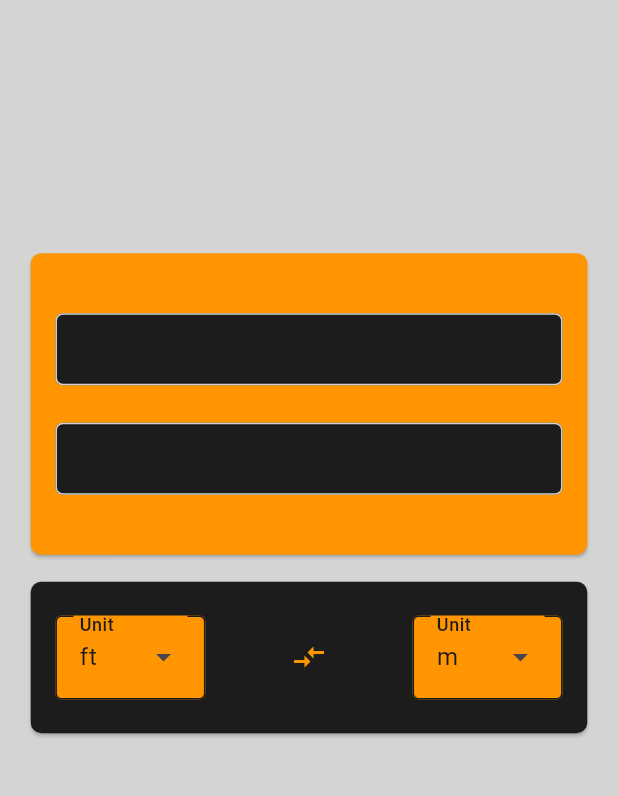
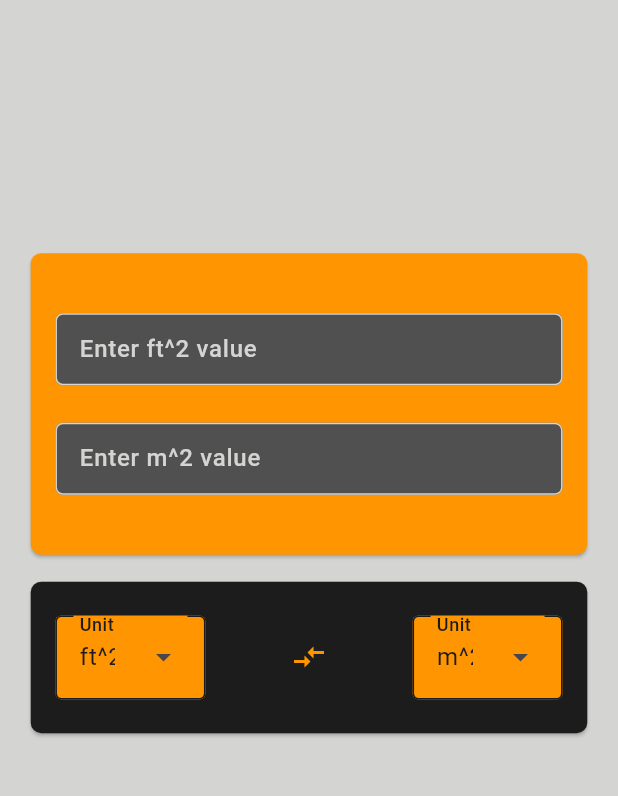
Before and after one commit to m-mhe/value_converter, a Flutter app: the AreaUnits screen opened directly, on a phone screen of 412 x 824 dp, the part 84-880 px from its top. Run offline on Flutter 3.47's test engine with Material 3 defaults, Android fonts, the light colour scheme and no system bars.

Commit message:
some changes have applyed

```diff
--- a/lib/ui/screen/area_units.dart
+++ b/lib/ui/screen/area_units.dart
@@ -11,6 +11,13 @@ class AreaUnits extends StatefulWidget {
 }
 
 class AreaUnitsState extends State<AreaUnits> {
+  @override
+  void initState() {
+    super.initState();
+    _oneCurrentStateForTF = 5;
+    _twoCurrentStateForTF = 3;
+  }
+
   @override
   Widget build(BuildContext context) {
     // TODO: implement build
@@ -40,25 +47,32 @@ class AreaUnitsState extends State<AreaUnits> {
                     child: Column(
                       children: [
                         TextField(
+                          onChanged: _onChangeOne,
+                          controller: _oneTEC,
                           keyboardType: TextInputType.number,
                           cursorColor: AppColor.primaryColor,
                           style: const TextStyle(
                               color: AppColor.primaryColor,
                               fontWeight: FontWeight.w500),
                           decoration: InputDecoration(
-                              fillColor: AppColor.secondaryColor),
+                              fillColor: AppColor.thirdColor,
+                              suffixText: _oneUnitsForTF[_oneCurrentStateForTF],
+                              labelText: 'Enter ${_oneUnitsForTF[_oneCurrentStateForTF]} value'),
                         ),
                         SizedBox(
                           height: 25,
                         ),
                         TextField(
+                          onChanged: _onChangeTwo,
+                          controller: _twoTEC,
                           keyboardType: TextInputType.number,
                           cursorColor: AppColor.primaryColor,
                           style: const TextStyle(
                               color: AppColor.primaryColor,
                               fontWeight: FontWeight.w500),
-                          decoration: InputDecoration(
-                              fillColor: AppColor.secondaryColor),
+                          decoration:
+                              InputDecoration(fillColor: AppColor.thirdColor, suffixText: _twoUnitsForTF[_twoCurrentStateForTF],
+                                  labelText: 'Enter ${_twoUnitsForTF[_twoCurrentStateForTF]} value'),
                         )
                       ],
                     ),
@@ -79,7 +93,13 @@ class AreaUnitsState extends State<AreaUnits> {
                       mainAxisAlignment: MainAxisAlignment.spaceBetween,
                       children: [
                         DropdownMenu(
-                          initialSelection: 5,
+                            initialSelection: _oneCurrentStateForTF,
+                            onSelected: (v) {
+                              _oneTEC.clear();
+                              _twoTEC.clear();
+                              _oneCurrentStateForTF = v!;
+                              setState(() {});
+                            },
                             width: 100,
                             menuHeight: 150,
                             inputDecorationTheme: InputDecorationTheme(
@@ -91,23 +111,48 @@ class AreaUnitsState extends State<AreaUnits> {
                             label: Text(
                               "Select an Unit",
                               textAlign: TextAlign.start,
-                              style: TextStyle(color: AppColor.secondaryColor, fontWeight: FontWeight.w500),
+                              style: TextStyle(
+                                  color: AppColor.secondaryColor,
+                                  fontWeight: FontWeight.w500),
                             ),
                             dropdownMenuEntries: [
-                              DropdownMenuEntry(value: 0, label: 'mm'),
-                              DropdownMenuEntry(value: 1, label: 'cm'),
-                              DropdownMenuEntry(value: 2, label: 'dm'),
-                              DropdownMenuEntry(value: 3, label: 'm'),
-                              DropdownMenuEntry(value: 4, label: 'inch'),
-                              DropdownMenuEntry(value: 5, label: 'ft'),
-                              DropdownMenuEntry(value: 6, label: 'yd'),
-                              DropdownMenuEntry(value: 7, label: 'yd'),
-                              DropdownMenuEntry(value: 8, label: 'yd'),
-                              DropdownMenuEntry(value: 9, label: 'yd'),
+                              DropdownMenuEntry(
+                                  value: 0, label: _oneUnitsForTF[0]),
+                              DropdownMenuEntry(
+                                  value: 1, label: _oneUnitsForTF[1]),
+                              DropdownMenuEntry(
+                                  value: 2, label: _oneUnitsForTF[2]),
+                              DropdownMenuEntry(
+                                  value: 3, label: _oneUnitsForTF[3]),
+                              DropdownMenuEntry(
+                                  value: 4, label: _oneUnitsForTF[4]),
+                              DropdownMenuEntry(
+                                  value: 5, label: _oneUnitsForTF[5]),
+                              DropdownMenuEntry(
+                                  value: 6, label: _oneUnitsForTF[6]),
+                              DropdownMenuEntry(
+                                  value: 7, label: _oneUnitsForTF[7]),
+                              DropdownMenuEntry(
+                                  value: 8, label: _oneUnitsForTF[8]),
+                              DropdownMenuEntry(
+                                  value: 9, label: _oneUnitsForTF[9]),
+                              DropdownMenuEntry(
+                                  value: 10, label: _oneUnitsForTF[10]),
+                              DropdownMenuEntry(
+                                  value: 11, label: _oneUnitsForTF[11]),
                             ]),
-                        Icon(Icons.compare_arrows,color: AppColor.accentColor,),
+                        Icon(
+                          Icons.compare_arrows,
+                          color: AppColor.accentColor,
+                        ),
                         DropdownMenu(
-                          initialSelection: 3,
+                            initialSelection: _twoCurrentStateForTF,
+                            onSelected: (v) {
+                              _oneTEC.clear();
+                              _twoTEC.clear();
+                              _twoCurrentStateForTF = v!;
+                              setState(() {});
+                            },
                             width: 100,
                             menuHeight: 150,
                             inputDecorationTheme: InputDecorationTheme(
@@ -119,19 +164,35 @@ class AreaUnitsState extends State<AreaUnits> {
                             label: Text(
                               "Select an Unit",
                               textAlign: TextAlign.start,
-                              style: TextStyle(color: AppColor.secondaryColor, fontWeight: FontWeight.w500),
+                              style: TextStyle(
+                                  color: AppColor.secondaryColor,
+                                  fontWeight: FontWeight.w500),
                             ),
                             dropdownMenuEntries: [
-                              DropdownMenuEntry(value: 0, label: 'mm'),
-                              DropdownMenuEntry(value: 1, label: 'cm'),
-                              DropdownMenuEntry(value: 2, label: 'dm'),
-                              DropdownMenuEntry(value: 3, label: 'm'),
-                              DropdownMenuEntry(value: 4, label: 'inch'),
-                              DropdownMenuEntry(value: 5, label: 'ft'),
-                              DropdownMenuEntry(value: 6, label: 'yd'),
-                              DropdownMenuEntry(value: 7, label: 'yd'),
-                              DropdownMenuEntry(value: 8, label: 'yd'),
-                              DropdownMenuEntry(value: 9, label: 'yd'),
+                              DropdownMenuEntry(
+                                  value: 0, label: _twoUnitsForTF[0]),
+                              DropdownMenuEntry(
+                                  value: 1, label: _twoUnitsForTF[1]),
+                              DropdownMenuEntry(
+                                  value: 2, label: _twoUnitsForTF[2]),
+                              DropdownMenuEntry(
+                                  value: 3, label: _twoUnitsForTF[3]),
+                              DropdownMenuEntry(
+                                  value: 4, label: _twoUnitsForTF[4]),
+                              DropdownMenuEntry(
+                                  value: 5, label: _twoUnitsForTF[5]),
+                              DropdownMenuEntry(
+                                  value: 6, label: _twoUnitsForTF[6]),
+                              DropdownMenuEntry(
+                                  value: 7, label: _twoUnitsForTF[7]),
+                              DropdownMenuEntry(
+                                  value: 8, label: _twoUnitsForTF[8]),
+                              DropdownMenuEntry(
+                                  value: 9, label: _twoUnitsForTF[9]),
+                              DropdownMenuEntry(
+                                  value: 10, label: _twoUnitsForTF[10]),
+                              DropdownMenuEntry(
+                                  value: 11, label: _twoUnitsForTF[11]),
                             ]),
                       ],
                     ),
@@ -142,4 +203,62 @@ class AreaUnitsState extends State<AreaUnits> {
           ),
         ));
   }
+
+  //=======================================VARIABLES=======================================
+  final TextEditingController _oneTEC = TextEditingController();
+  final TextEditingController _twoTEC = TextEditingController();
+  final List<String> _oneUnitsForTF = [
+    'mm^2',
+    'cm^2',
+    'dm^2',
+    'm^2',
+    'in^2',
+    'ft^2',
+    'yd^2',
+    'a',
+    'ha',
+    'km^2',
+    'acre',
+    'mile^2'
+  ];
+  final List<String> _twoUnitsForTF = [
+    'mm^2',
+    'cm^2',
+    'dm^2',
+    'm^2',
+    'in^2',
+    'ft^2',
+    'yd^2',
+    'a',
+    'ha',
+    'km^2',
+    'acre',
+    'mile^2'
+  ];
+  int _oneCurrentStateForTF = 0;
+  int _twoCurrentStateForTF = 0;
+
+  //=======================================FUNCTIONS=======================================
+  void _onChangeOne(v) {
+    switch (_twoCurrentStateForTF) {
+      case (0):
+        {
+          switch (_oneCurrentStateForTF) {
+            case (0):
+              {
+                _twoTEC.text = _oneTEC.text;
+                break;
               }
+            case (1):
+              {
+                _twoTEC.text = '${double.parse(v) * 100}';
+                break;
+              }
+          }
+          break;
+        }
+    }
+  }
+
+  void _onChangeTwo(v) {}
+}
--- a/lib/ui/screen/home_navigator_screen.dart
+++ b/lib/ui/screen/home_navigator_screen.dart
@@ -1,4 +1,5 @@
 import 'package:flutter/material.dart';
+import 'package:value_converter/ui/screen/demo.dart';
 import 'package:value_converter/ui/screen/temperature_converter_screen.dart';
 import 'package:value_converter/ui/widget/common_app_bar.dart';
 import 'package:value_converter/ui/widget/percentage_screen_bottom_navigation_bar.dart';
@@ -71,7 +72,9 @@ class HomeNavigatorScreen extends StatelessWidget {
               child: const Text('Area'),
             ),
             ElevatedButton(
-              onPressed: () {},
+              onPressed: () {
+                Navigator.push(context, MaterialPageRoute(builder: (context)=>const DemoPage()));
+              },
               child: const Text('Weight'),
             ),
             ElevatedButton(
```
Also changed, not shown: lib/ui/screen/demo.dart (added, +50 -0 lines). Lines whose indentation alone changed are shown as unchanged.
